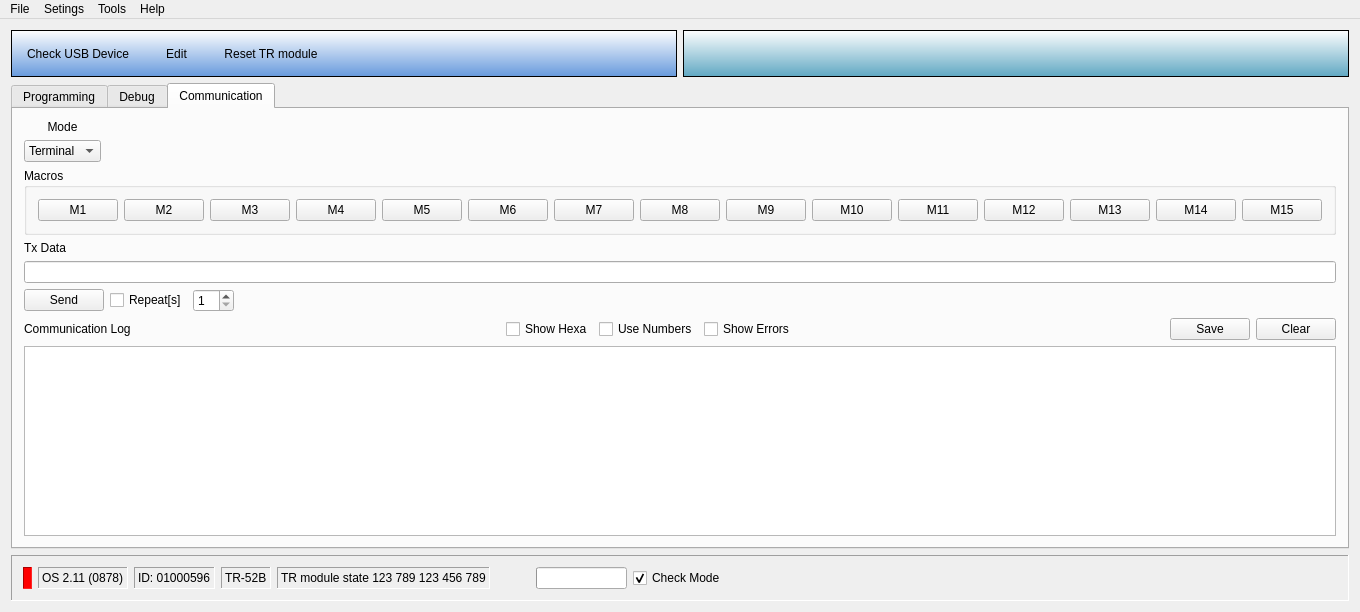
First picture: the form in IDE/iqrf_ide/mainwindow.ui, repository nandra/IDE, before the edit.
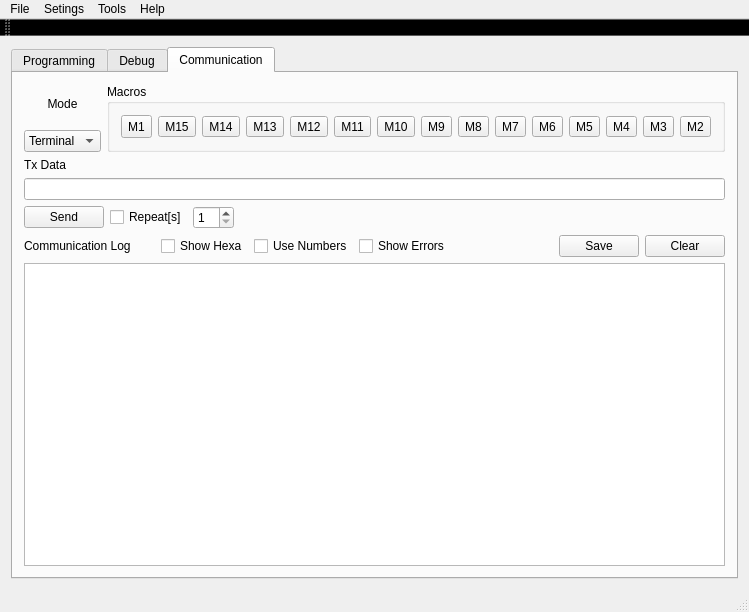
Second picture: the form after the edit. The open tabs and pages were chosen to show the change.

Commit message: First version send out.

What changed in the file:
```diff
--- a/IDE/iqrf_ide/mainwindow.ui
+++ b/IDE/iqrf_ide/mainwindow.ui
@@ -6,102 +6,25 @@
    <rect>
     <x>0</x>
     <y>0</y>
-    <width>770</width>
+    <width>632</width>
     <height>612</height>
    </rect>
   </property>
+  <property name="sizePolicy">
+   <sizepolicy hsizetype="Preferred" vsizetype="Preferred">
+    <horstretch>0</horstretch>
+    <verstretch>0</verstretch>
+   </sizepolicy>
+  </property>
   <property name="windowTitle">
    <string>IQRF IDE v3.00d</string>
   </property>
   <widget class="QWidget" name="centralWidget">
-   <layout class="QVBoxLayout" name="verticalLayout_7">
-    <item>
-     <layout class="QHBoxLayout" name="horizontalLayout_4">
-      <item>
-       <widget class="QFrame" name="frame_2">
-        <property name="sizePolicy">
-         <sizepolicy hsizetype="Minimum" vsizetype="Preferred">
-          <horstretch>0</horstretch>
-          <verstretch>0</verstretch>
-         </sizepolicy>
-        </property>
-        <property name="styleSheet">
-         <string>background-color: qlineargradient(spread:pad, x1:1, y1:1, x2:1, y2:0, stop:0 rgba(102, 153, 220, 255), stop:1 rgba(255, 255, 255, 255));</string>
-        </property>
-        <property name="frameShape">
-         <enum>QFrame::StyledPanel</enum>
-        </property>
-        <property name="frameShadow">
-         <enum>QFrame::Raised</enum>
-        </property>
-        <layout class="QFormLayout" name="formLayout_2">
-         <item row="0" column="0">
-          <layout class="QHBoxLayout" name="horizontalLayout_2">
-           <item>
-            <widget class="QPushButton" name="checkUSBBtn">
-             <property name="text">
-              <string>Check USB Device</string>
-             </property>
-             <property name="flat">
-              <bool>true</bool>
-             </property>
-            </widget>
-           </item>
-           <item>
-            <widget class="QPushButton" name="editBtn">
-             <property name="text">
-              <string>Edit</string>
-             </property>
-             <property name="flat">
-              <bool>true</bool>
-             </property>
-            </widget>
-           </item>
-           <item>
-            <widget class="QPushButton" name="resetBtn">
-             <property name="text">
-              <string>Reset TR module</string>
-             </property>
-             <property name="flat">
-              <bool>true</bool>
-             </property>
-            </widget>
-           </item>
-          </layout>
-         </item>
-        </layout>
-       </widget>
-      </item>
-      <item>
-       <widget class="QFrame" name="frame_3">
-        <property name="sizePolicy">
-         <sizepolicy hsizetype="Minimum" vsizetype="Expanding">
-          <horstretch>0</horstretch>
-          <verstretch>0</verstretch>
-         </sizepolicy>
-        </property>
-        <property name="styleSheet">
-         <string>background-color: qlineargradient(spread:pad, x1:1, y1:1, x2:1, y2:0, stop:0 rgba(95, 167, 194, 255), stop:1 rgba(255, 255, 255, 255));</string>
-        </property>
-        <property name="frameShape">
-         <enum>QFrame::StyledPanel</enum>
-        </property>
-        <property name="frameShadow">
-         <enum>QFrame::Raised</enum>
-        </property>
-        <layout class="QFormLayout" name="formLayout_3">
-         <item row="0" column="0">
-          <layout class="QHBoxLayout" name="horizontalLayout_3"/>
-         </item>
-        </layout>
-       </widget>
-      </item>
-     </layout>
-    </item>
+   <layout class="QVBoxLayout" name="verticalLayout_8">
     <item>
      <widget class="QTabWidget" name="tabWidget">
       <property name="sizePolicy">
-       <sizepolicy hsizetype="Minimum" vsizetype="Expanding">
+       <sizepolicy hsizetype="Preferred" vsizetype="Preferred">
         <horstretch>0</horstretch>
         <verstretch>0</verstretch>
        </sizepolicy>
@@ -113,9 +36,12 @@
        <attribute name="title">
         <string>Programming</string>
        </attribute>
-       <layout class="QVBoxLayout" name="verticalLayout_2">
+       <layout class="QVBoxLayout" name="verticalLayout">
         <item>
          <layout class="QFormLayout" name="formLayout_5">
+          <property name="fieldGrowthPolicy">
+           <enum>QFormLayout::AllNonFixedFieldsGrow</enum>
+          </property>
           <item row="0" column="0">
            <layout class="QGridLayout" name="gridLayout_2">
             <item row="0" column="0">
@@ -512,8 +438,6 @@
          </widget>
         </item>
         <item>
-         <layout class="QVBoxLayout" name="verticalLayout">
-          <item>
            <layout class="QHBoxLayout" name="horizontalLayout_5">
             <item>
              <widget class="QLabel" name="uploadLogLbl">
@@ -569,8 +493,6 @@
            <widget class="QListWidget" name="uploadLogList"/>
           </item>
          </layout>
-        </item>
-       </layout>
       </widget>
       <widget class="QWidget" name="tab_2">
        <attribute name="title">
@@ -580,7 +502,7 @@
         <item>
          <widget class="QTabWidget" name="tabWidget_2">
           <property name="currentIndex">
-           <number>0</number>
+           <number>1</number>
           </property>
           <widget class="QWidget" name="tab_3">
            <attribute name="title">
@@ -620,12 +542,12 @@
        <attribute name="title">
         <string>Communication</string>
        </attribute>
+       <layout class="QVBoxLayout" name="verticalLayout_7">
+        <item>
+         <layout class="QHBoxLayout" name="horizontalLayout_2">
+          <item>
        <layout class="QVBoxLayout" name="verticalLayout_6">
         <item>
-         <layout class="QHBoxLayout" name="horizontalLayout_8">
-          <item>
-           <layout class="QVBoxLayout" name="verticalLayout_9">
-            <item>
              <widget class="QLabel" name="modeLbl">
               <property name="layoutDirection">
                <enum>Qt::LeftToRight</enum>
@@ -655,7 +577,7 @@
            </layout>
           </item>
           <item>
-           <spacer name="horizontalSpacer_10">
+           <spacer name="horizontalSpacer_2">
             <property name="orientation">
              <enum>Qt::Horizontal</enum>
             </property>
@@ -666,129 +588,138 @@
              </size>
             </property>
            </spacer>
-          </item>
-         </layout>
         </item>
         <item>
          <widget class="QGroupBox" name="macrosBox">
+            <property name="sizePolicy">
+             <sizepolicy hsizetype="Minimum" vsizetype="Preferred">
+              <horstretch>0</horstretch>
+              <verstretch>0</verstretch>
+             </sizepolicy>
+            </property>
           <property name="title">
            <string>Macros</string>
           </property>
-          <layout class="QFormLayout" name="formLayout_7">
-           <item row="0" column="0">
-            <layout class="QHBoxLayout" name="horizontalLayout_7">
-             <property name="sizeConstraint">
-              <enum>QLayout::SetMinimumSize</enum>
-             </property>
-             <item>
-              <widget class="QPushButton" name="m1Btn">
+            <layout class="QVBoxLayout" name="verticalLayout_2">
+             <item>
+              <layout class="QHBoxLayout" name="horizontalLayout_3">
+               <item>
+                <widget class="QToolButton" name="m1Btn">
+                 <property name="minimumSize">
+                  <size>
+                   <width>23</width>
+                   <height>23</height>
+                  </size>
+                 </property>
                <property name="text">
                 <string>M1</string>
                </property>
               </widget>
              </item>
              <item>
-              <widget class="QPushButton" name="m2Btn">
-               <property name="text">
-                <string>M2</string>
-               </property>
-              </widget>
-             </item>
-             <item>
-              <widget class="QPushButton" name="m3Btn">
-               <property name="text">
-                <string>M3</string>
-               </property>
-              </widget>
-             </item>
-             <item>
-              <widget class="QPushButton" name="m4Btn">
-               <property name="text">
-                <string>M4</string>
-               </property>
-              </widget>
-             </item>
-             <item>
-              <widget class="QPushButton" name="m5Btn">
-               <property name="text">
-                <string>M5</string>
-               </property>
-              </widget>
-             </item>
-             <item>
-              <widget class="QPushButton" name="m6Btn">
-               <property name="text">
-                <string>M6</string>
-               </property>
-              </widget>
-             </item>
-             <item>
-              <widget class="QPushButton" name="m7Btn">
-               <property name="text">
-                <string>M7</string>
-               </property>
-              </widget>
-             </item>
-             <item>
-              <widget class="QPushButton" name="m8Btn">
-               <property name="text">
-                <string>M8</string>
-               </property>
-              </widget>
-             </item>
-             <item>
-              <widget class="QPushButton" name="m9Btn">
-               <property name="text">
-                <string>M9</string>
-               </property>
-              </widget>
-             </item>
-             <item>
-              <widget class="QPushButton" name="m10Btn">
-               <property name="text">
-                <string>M10</string>
-               </property>
-              </widget>
-             </item>
-             <item>
-              <widget class="QPushButton" name="m11Btn">
-               <property name="text">
-                <string>M11</string>
-               </property>
-              </widget>
-             </item>
-             <item>
-              <widget class="QPushButton" name="m12Btn">
-               <property name="text">
-                <string>M12</string>
-               </property>
-              </widget>
-             </item>
-             <item>
-              <widget class="QPushButton" name="m13Btn">
-               <property name="text">
-                <string>M13</string>
-               </property>
-              </widget>
-             </item>
-             <item>
-              <widget class="QPushButton" name="m14Btn">
-               <property name="text">
-                <string>M14</string>
-               </property>
-              </widget>
-             </item>
-             <item>
-              <widget class="QPushButton" name="m15Btn">
+                <widget class="QToolButton" name="m15Btn">
                <property name="text">
                 <string>M15</string>
                </property>
               </widget>
              </item>
+               <item>
+                <widget class="QToolButton" name="m14Btn">
+                 <property name="text">
+                  <string>M14</string>
+                 </property>
+                </widget>
+               </item>
+               <item>
+                <widget class="QToolButton" name="m13Btn">
+                 <property name="text">
+                  <string>M13</string>
+                 </property>
+                </widget>
+               </item>
+               <item>
+                <widget class="QToolButton" name="m12Btn">
+                 <property name="text">
+                  <string>M12</string>
+                 </property>
+                </widget>
+               </item>
+               <item>
+                <widget class="QToolButton" name="m11Btn">
+                 <property name="text">
+                  <string>M11</string>
+                 </property>
+                </widget>
+               </item>
+               <item>
+                <widget class="QToolButton" name="m10Btn">
+                 <property name="text">
+                  <string>M10</string>
+                 </property>
+                </widget>
+               </item>
+               <item>
+                <widget class="QToolButton" name="m9Btn">
+                 <property name="text">
+                  <string>M9</string>
+                 </property>
+                </widget>
+               </item>
+               <item>
+                <widget class="QToolButton" name="m8Btn">
+                 <property name="text">
+                  <string>M8</string>
+                 </property>
+                </widget>
+               </item>
+               <item>
+                <widget class="QToolButton" name="m7Btn">
+                 <property name="text">
+                  <string>M7</string>
+                 </property>
+                </widget>
+               </item>
+               <item>
+                <widget class="QToolButton" name="m6Btn">
+                 <property name="text">
+                  <string>M6</string>
+                 </property>
+                </widget>
+               </item>
+               <item>
+                <widget class="QToolButton" name="m5Btn">
+                 <property name="text">
+                  <string>M5</string>
+                 </property>
+                </widget>
+               </item>
+               <item>
+                <widget class="QToolButton" name="m4Btn">
+                 <property name="text">
+                  <string>M4</string>
+                 </property>
+                </widget>
+               </item>
+               <item>
+                <widget class="QToolButton" name="m3Btn">
+                 <property name="text">
+                  <string>M3</string>
+                 </property>
+                </widget>
+               </item>
+               <item>
+                <widget class="QToolButton" name="m2Btn">
+                 <property name="text">
+                  <string>M2</string>
+                 </property>
+                </widget>
+               </item>
             </layout>
            </item>
           </layout>
          </widget>
+          </item>
+         </layout>
         </item>
         <item>
          <layout class="QVBoxLayout" name="verticalLayout_13">
@@ -929,159 +860,6 @@
       </widget>
      </widget>
     </item>
-    <item>
-     <widget class="QFrame" name="frame">
-      <property name="frameShape">
-       <enum>QFrame::Panel</enum>
-      </property>
-      <property name="frameShadow">
-       <enum>QFrame::Sunken</enum>
-      </property>
-      <layout class="QFormLayout" name="formLayout">
-       <item row="0" column="0">
-        <layout class="QHBoxLayout" name="horizontalLayout">
-         <item>
-          <widget class="QLabel" name="colorStatusLbl">
-           <property name="styleSheet">
-            <string>background-color: rgb(255, 0, 0);</string>
-           </property>
-           <property name="frameShape">
-            <enum>QFrame::Panel</enum>
-           </property>
-           <property name="frameShadow">
-            <enum>QFrame::Sunken</enum>
-           </property>
-           <property name="lineWidth">
-            <number>1</number>
-           </property>
-           <property name="midLineWidth">
-            <number>0</number>
-           </property>
-           <property name="text">
-            <string/>
-           </property>
-          </widget>
-         </item>
-         <item>
-          <widget class="QLabel" name="osLbl">
-           <property name="frameShape">
-            <enum>QFrame::Panel</enum>
-           </property>
-           <property name="frameShadow">
-            <enum>QFrame::Sunken</enum>
-           </property>
-           <property name="lineWidth">
-            <number>1</number>
-           </property>
-           <property name="midLineWidth">
-            <number>1</number>
-           </property>
-           <property name="text">
-            <string>OS 2.11 (0878)</string>
-           </property>
-          </widget>
-         </item>
-         <item>
-          <widget class="QLabel" name="idLbl">
-           <property name="frameShape">
-            <enum>QFrame::Panel</enum>
-           </property>
-           <property name="frameShadow">
-            <enum>QFrame::Sunken</enum>
-           </property>
-           <property name="lineWidth">
-            <number>1</number>
-           </property>
-           <property name="midLineWidth">
-            <number>1</number>
-           </property>
-           <property name="text">
-            <string>ID: 01000596</string>
-           </property>
-          </widget>
-         </item>
-         <item>
-          <widget class="QLabel" name="moduleTypeLbl">
-           <property name="frameShape">
-            <enum>QFrame::Panel</enum>
-           </property>
-           <property name="frameShadow">
-            <enum>QFrame::Sunken</enum>
-           </property>
-           <property name="lineWidth">
-            <number>1</number>
-           </property>
-           <property name="midLineWidth">
-            <number>1</number>
-           </property>
-           <property name="text">
-            <string>TR-52B</string>
-           </property>
-          </widget>
-         </item>
-         <item>
-          <widget class="QLabel" name="statusLbl">
-           <property name="frameShape">
-            <enum>QFrame::Panel</enum>
-           </property>
-           <property name="frameShadow">
-            <enum>QFrame::Sunken</enum>
-           </property>
-           <property name="lineWidth">
-            <number>1</number>
-           </property>
-           <property name="midLineWidth">
-            <number>1</number>
-           </property>
-           <property name="text">
-            <string>TR module state 123 789 123 456 789</string>
-           </property>
-          </widget>
-         </item>
-         <item>
-          <spacer name="horizontalSpacer">
-           <property name="orientation">
-            <enum>Qt::Horizontal</enum>
-           </property>
-           <property name="sizeHint" stdset="0">
-            <size>
-             <width>40</width>
-             <height>20</height>
-            </size>
-           </property>
-          </spacer>
-         </item>
-         <item>
-          <widget class="QProgressBar" name="loadProgressBar">
-           <property name="sizePolicy">
-            <sizepolicy hsizetype="Fixed" vsizetype="Fixed">
-             <horstretch>0</horstretch>
-             <verstretch>0</verstretch>
-            </sizepolicy>
-           </property>
-           <property name="value">
-            <number>0</number>
-           </property>
-           <property name="textVisible">
-            <bool>false</bool>
-           </property>
-          </widget>
-         </item>
-         <item>
-          <widget class="QCheckBox" name="checkModeBox">
-           <property name="text">
-            <string>Check Mode</string>
-           </property>
-           <property name="checked">
-            <bool>true</bool>
-           </property>
-          </widget>
-         </item>
-        </layout>
-       </item>
-      </layout>
-     </widget>
-    </item>
    </layout>
   </widget>
   <widget class="QMenuBar" name="menuBar">
@@ -1089,8 +867,8 @@
     <rect>
      <x>0</x>
      <y>0</y>
-     <width>770</width>
-     <height>26</height>
+     <width>632</width>
+     <height>20</height>
     </rect>
    </property>
    <widget class="QMenu" name="menuFile">
@@ -1149,6 +927,21 @@
    <addaction name="menuTools"/>
    <addaction name="menuHelp"/>
   </widget>
+  <widget class="QToolBar" name="toolBar">
+   <property name="windowTitle">
+    <string>toolBar</string>
+   </property>
+   <property name="styleSheet">
+    <string notr="true">background-color: qlineargradient(spread:pad, x1:1, y1:1, x2:1, y2:0, stop:0 rgba(192, 198, 245, 255), stop:1 rgba(255, 255, 255, 255));</string>
+   </property>
+   <attribute name="toolBarArea">
+    <enum>TopToolBarArea</enum>
+   </attribute>
+   <attribute name="toolBarBreak">
+    <bool>false</bool>
+   </attribute>
+  </widget>
+  <widget class="QStatusBar" name="statusBar"/>
   <action name="actionNew">
    <property name="text">
     <string>New</string>
```
Lines whose indentation alone changed are shown as unchanged. The commit also changes 2 other files.
